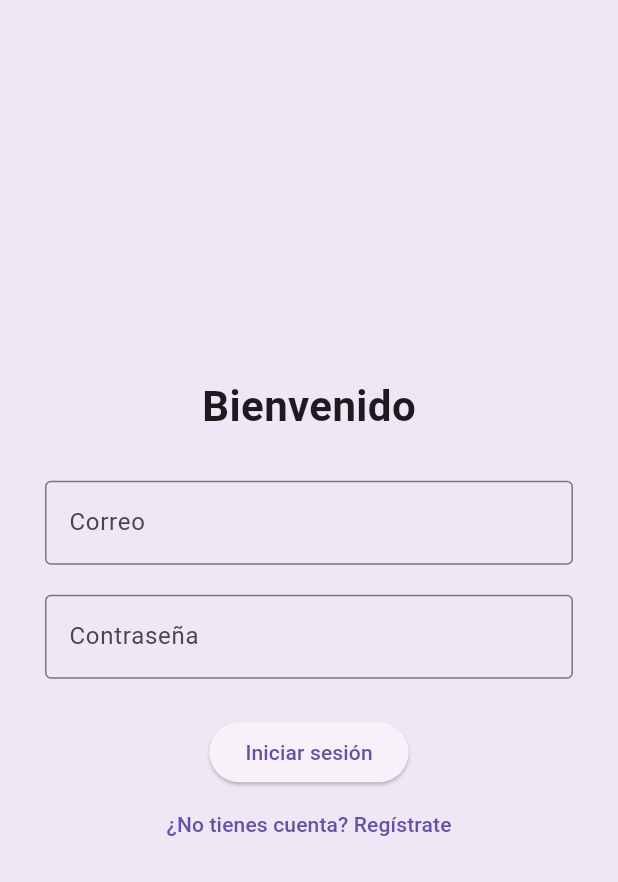
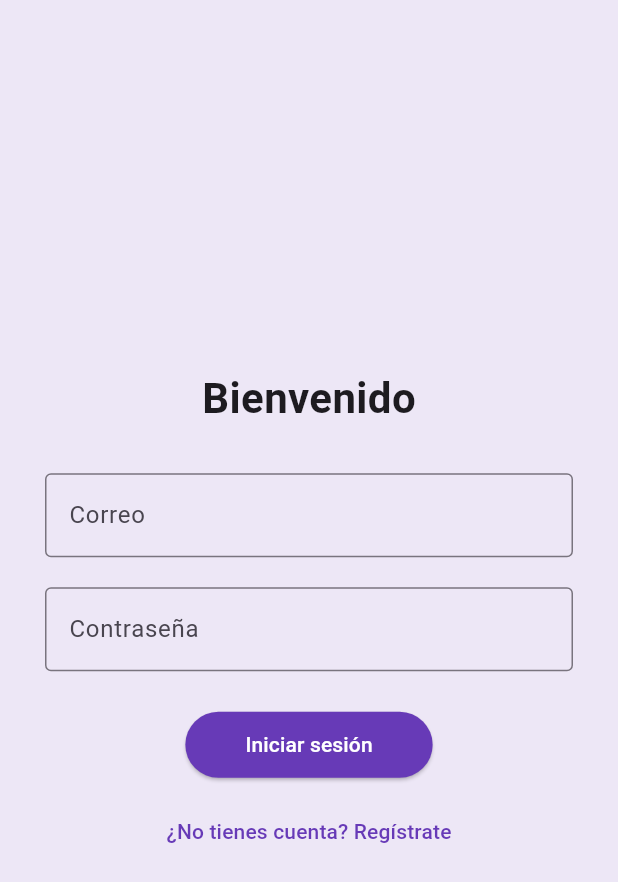
Before and after one commit to Droid636/mi_notes, a Flutter app: the screen it shows after launch, on a phone screen of 412 x 824 dp. Shown: the top 882 px of the screen. Run offline on Flutter 3.47's test engine with Material 3 defaults, Android fonts, the phone set to English and light mode, and no system bars; our stand-ins replace cloud_firestore, firebase_auth, firebase_core; accounts and stored records are empty.

Commit message:
Mejoramiento de registro

```diff
--- a/lib/screens/login_screen.dart
+++ b/lib/screens/login_screen.dart
@@ -25,9 +25,12 @@ class _LoginScreenState extends State<LoginScreen> {
     if (user != null) {
       Navigator.pushReplacementNamed(context, '/home');
     } else {
-      ScaffoldMessenger.of(
-        context,
-      ).showSnackBar(const SnackBar(content: Text('Error al iniciar sesión')));
+      ScaffoldMessenger.of(context).showSnackBar(
+        const SnackBar(
+          content: Text('Error al iniciar sesión'),
+          backgroundColor: Colors.red,
+        ),
+      );
     }
   }
 
@@ -40,10 +43,30 @@ class _LoginScreenState extends State<LoginScreen> {
     );
 
     if (user != null) {
-      Navigator.pushReplacementNamed(context, '/home');
+      // ✅ Mostrar notificación de éxito
+      ScaffoldMessenger.of(context).showSnackBar(
+        const SnackBar(
+          content: Text('Registro exitoso. Inicia sesión para continuar.'),
+          backgroundColor: Colors.green,
+          duration: Duration(seconds: 3),
+        ),
+      );
+
+      // ✅ Esperar un momento y regresar automáticamente al formulario de inicio
+      await Future.delayed(const Duration(seconds: 2));
+
+      setState(() {
+        showRegisterFields = false;
+        nameController.clear();
+        emailController.clear();
+        passwordController.clear();
+      });
     } else {
       ScaffoldMessenger.of(context).showSnackBar(
-        const SnackBar(content: Text('Error al registrar usuario')),
+        const SnackBar(
+          content: Text('Error al registrar usuario'),
+          backgroundColor: Colors.red,
+        ),
       );
     }
   }
@@ -99,14 +122,36 @@ class _LoginScreenState extends State<LoginScreen> {
               if (!showRegisterFields)
                 ElevatedButton(
                   onPressed: _login,
-                  child: const Text('Iniciar sesión'),
+                  style: ElevatedButton.styleFrom(
+                    backgroundColor: Colors.deepPurple,
+                    padding: const EdgeInsets.symmetric(
+                      horizontal: 40,
+                      vertical: 12,
+                    ),
+                  ),
+                  child: const Text(
+                    'Iniciar sesión',
+                    style: TextStyle(color: Colors.white),
+                  ),
                 ),
 
               if (showRegisterFields)
                 ElevatedButton(
                   onPressed: _register,
-                  child: const Text('Registrar cuenta'),
+                  style: ElevatedButton.styleFrom(
+                    backgroundColor: Colors.deepPurple,
+                    padding: const EdgeInsets.symmetric(
+                      horizontal: 40,
+                      vertical: 12,
+                    ),
+                  ),
+                  child: const Text(
+                    'Registrar cuenta',
+                    style: TextStyle(color: Colors.white),
+                  ),
                 ),
+
+              const SizedBox(height: 10),
 
               TextButton(
                 onPressed: () {
@@ -118,6 +163,7 @@ class _LoginScreenState extends State<LoginScreen> {
                   showRegisterFields
                       ? '¿Ya tienes cuenta? Inicia sesión'
                       : '¿No tienes cuenta? Regístrate',
+                  style: const TextStyle(color: Colors.deepPurple),
                 ),
               ),
             ],
```
Also changed, not shown: lib/helpers/providers/auth_provider.dart (+7 -1 lines).
